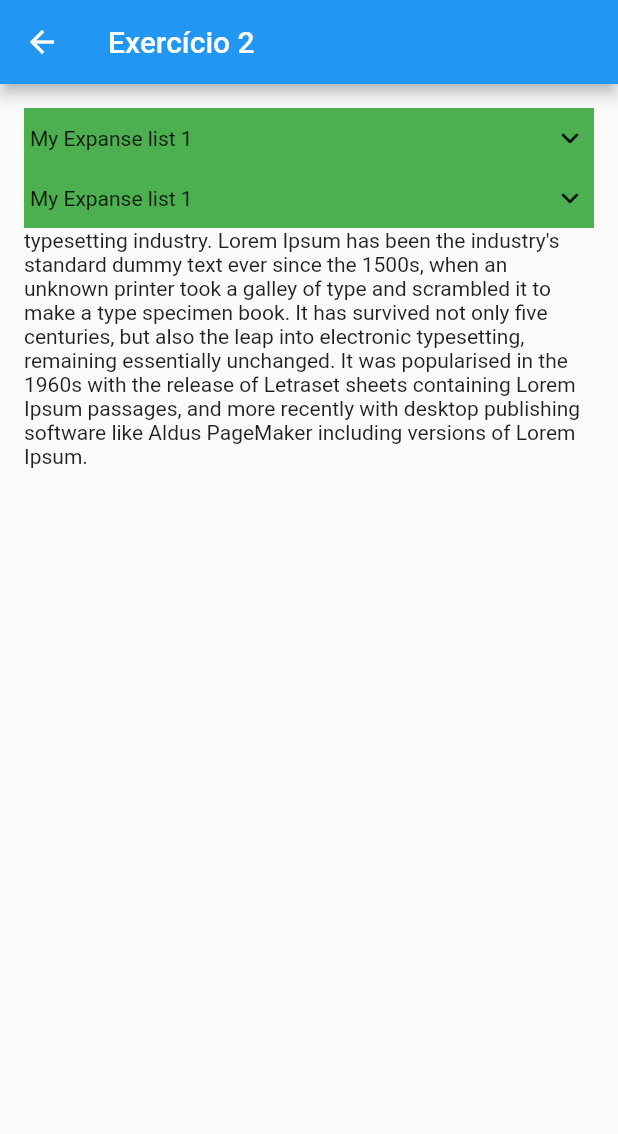
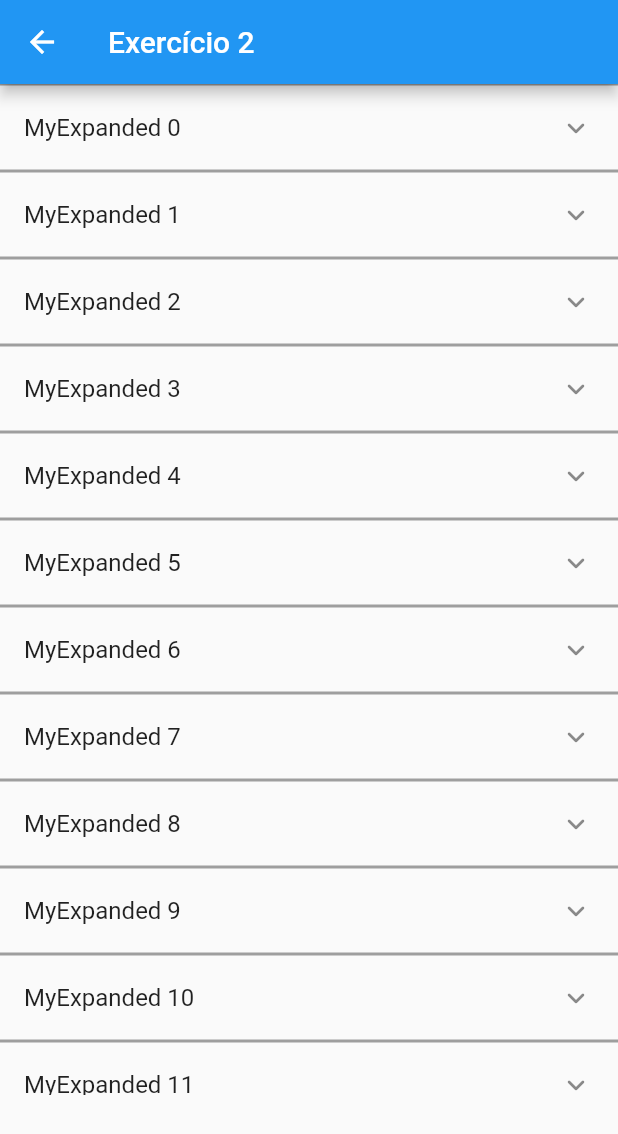
Before and after one commit to alexsandercdm/projects_studies, a Flutter app: the ListTileExercicioTwo screen opened by its route, on a phone screen of 412 x 824 dp. Shown: the top 1134 px of the screen. Run offline on Flutter 3.47's test engine with Material 2 defaults, Android fonts, the light colour scheme and no system bars; our stand-ins replace dio, flutter_svg; project files that could hold a hidden picture were left out.

Commit message:
Simulação de expansion tile concluída, exercício dois de animação implicitas finalizado

```diff
--- a/animattion_implicits1/lib/components/list_tile_custom_animated.dart
+++ b/animattion_implicits1/lib/components/list_tile_custom_animated.dart
@@ -1,75 +1,83 @@
+// ignore_for_file: public_member_api_docs, sort_constructors_first
 import 'package:flutter/material.dart';
-import 'package:flutter/rendering.dart';
 
 class ListTileCustomAnimated extends StatefulWidget {
-  const ListTileCustomAnimated({Key? key}) : super(key: key);
+  const ListTileCustomAnimated({
+    Key? key,
+    this.isMarked = false,
+    required this.title,
+    required this.text,
+  }) : super(key: key);
+
+  final bool isMarked;
+  final String title;
+  final String text;
 
   @override
   State<ListTileCustomAnimated> createState() => _ListTileCustomAnimatedState();
 }
 
 class _ListTileCustomAnimatedState extends State<ListTileCustomAnimated> {
-  final String textExemplo = '''
-Lorem Ipsum is simply dummy text of the printing and typesetting industry. Lorem Ipsum has been the industry's standard dummy text ever since the 1500s, when an unknown printer took a galley of type and scrambled it to make a type specimen book. It has survived not only five centuries, but also the leap into electronic typesetting, remaining essentially unchanged. It was popularised in the 1960s with the release of Letraset sheets containing Lorem Ipsum passages, and more recently with desktop publishing software like Aldus PageMaker including versions of Lorem Ipsum.
-''';
-  bool isMarked = false;
-  double _isOpacity = 0.0;
+  String? textExemplo;
+  String? _title;
+
+  bool _isMarked = false;
+  double _heigthFactor = 0;
+
+  @override
+  void initState() {
+    super.initState();
+    textExemplo = widget.text;
+    _title = widget.title;
+  }
 
   @override
   Widget build(BuildContext context) {
     return Container(
-      padding: const EdgeInsets.all(16),
-      child: SingleChildScrollView(
+      decoration: const BoxDecoration(
+        border: Border(
+          top: BorderSide(
+              style: BorderStyle.solid, color: Colors.grey, width: 1),
+          bottom: BorderSide(
+              style: BorderStyle.solid, color: Colors.grey, width: 1),
+        ),
+      ),
       child: Column(
         children: [
           GestureDetector(
-              child: Container(
-                padding: const EdgeInsets.symmetric(
-                  vertical: 8,
-                  horizontal: 4,
+            child: ListTile(
+              title: Text(_title!),
+              trailing: const Icon(
+                Icons.keyboard_arrow_down_rounded,
               ),
-                color: Colors.green,
-                child: Row(
-                  mainAxisAlignment: MainAxisAlignment.spaceBetween,
-                  children: const [
-                    Text('My Expanse list 1'),
-                    Icon(Icons.keyboard_arrow_down_rounded),
+              onTap: () {
+                setState(() {
+                  _isMarked = !_isMarked;
+                  if (_isMarked) {
+                    _heigthFactor = 1;
+                  } else {
+                    _heigthFactor = 0;
+                  }
+                });
+              },
+            ),
+          ),
+          ClipRect(
+            child: AnimatedAlign(
+              alignment: Alignment.bottomCenter,
+              duration: const Duration(milliseconds: 400),
+              heightFactor: _heigthFactor,
+              child: Column(
+                children: [
+                  const FlutterLogo(
+                    size: 30,
+                  ),
+                  Text(textExemplo!),
                 ],
               ),
             ),
-            ),
-            AnimatedAlign(
-              alignment: Alignment.topCenter,
-              duration: const Duration(seconds: 1),
-              heightFactor: 0,
-              child: AnimatedContainer(
-                duration: const Duration(seconds: 1),
-                child: Column(
-                  children: [
-                    const FlutterLogo(),
-                    Text(textExemplo),
+          )
         ],
-                ),
-              ),
-            ),
-            GestureDetector(
-              child: Container(
-                padding: const EdgeInsets.symmetric(
-                  vertical: 8,
-                  horizontal: 4,
-                ),
-                color: Colors.green,
-                child: Row(
-                  mainAxisAlignment: MainAxisAlignment.spaceBetween,
-                  children: const [
-                    Text('My Expanse list 1'),
-                    Icon(Icons.keyboard_arrow_down_rounded),
-                  ],
-                ),
-              ),
-            ),
-          ],
-        ),
       ),
     );
   }
--- a/animattion_implicits1/lib/pages/list_tile_exercicio_two.dart
+++ b/animattion_implicits1/lib/pages/list_tile_exercicio_two.dart
@@ -9,13 +9,45 @@ class ListTileExercicioTwo extends StatefulWidget {
 }
 
 class _ListTileExercicioTwoState extends State<ListTileExercicioTwo> {
+  bool isMarked = false;
+
   @override
   Widget build(BuildContext context) {
     return Scaffold(
       appBar: AppBar(
         title: const Text('Exercício 2'),
       ),
-      body: const ListTileCustomAnimated(),
+      body: Column(
+        children: [
+          SizedBox(
+            height: MediaQuery.of(context).size.height - 150,
+            child: ListView.builder(
+              itemCount: 20,
+              itemBuilder: (_, index) {
+                return GestureDetector(
+                  child: AnimatedAlign(
+                    duration: const Duration(milliseconds: 400),
+                    alignment:
+                        isMarked ? Alignment.topCenter : Alignment.bottomCenter,
+                    child: ListTileCustomAnimated(
+                      text: 'Title title title title $index',
+                      title: 'MyExpanded $index',
+                      isMarked: false,
+                    ),
+                  ),
+                  onTap: () {
+                    setState(() {
+                      isMarked = !isMarked;
+                      debugPrint(isMarked.toString());
+                      setState(() {});
+                    });
+                  },
+                );
+              },
+            ),
+          ),
+        ],
+      ),
     );
   }
 }
```
Lines whose indentation alone changed are shown as unchanged.
